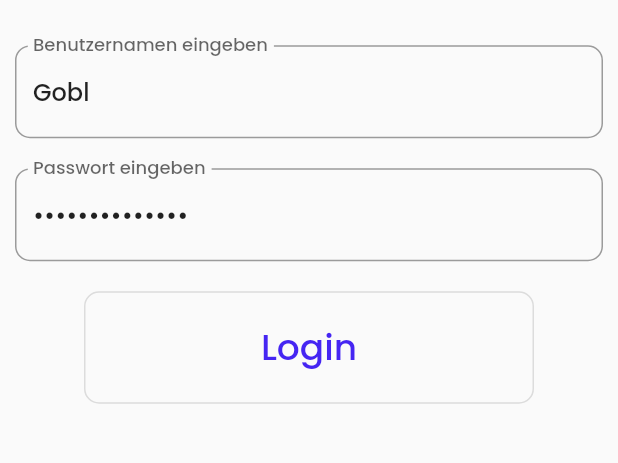
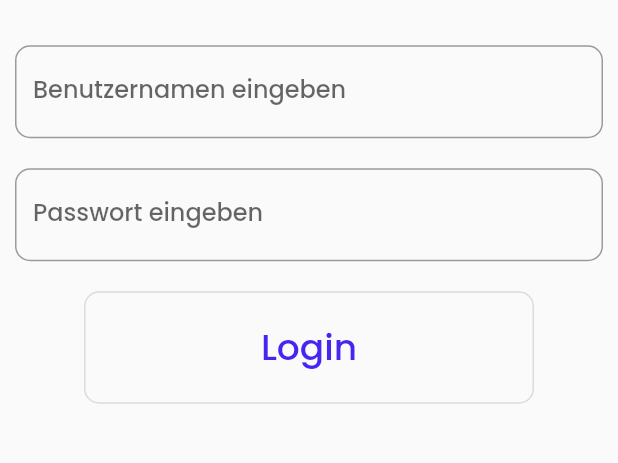
Before and after one commit to Jaster-Master/OpticianApp, a Flutter app: the screen it shows after launch, on a phone screen of 412 x 824 dp, the part 488-951 px from its top. Run offline on Flutter 3.47's test engine with Material 2 defaults, Android fonts, the phone set to English and light mode, and no system bars; our stand-ins replace connectivity_plus, contacts_service, flutter_local_notifications, permission_handler, table_calendar; missing offline and left inert: dart:ffi, flutter_background_service, maps_launcher.

Commit message:
[LOGIN] MOD removed initial values

```diff
--- a/lib/widget/login.dart
+++ b/lib/widget/login.dart
@@ -21,8 +21,8 @@ class LoginViewState extends State<LoginView> {
   final _formKey = GlobalKey<FormState>();
   String? errorText = null;
   String? errorTextUserData = null;
-  String userName = "Gobl";
-  String password = "abcdefggfedcba";
+  String userName = "";
+  String password = "";
   bool isLoginButtonPressed = false;
   BuildContext? loadingDialogContext;
 
@@ -48,7 +48,6 @@ class LoginViewState extends State<LoginView> {
         onChanged: (value) {
           userName = value;
         },
-        initialValue: "Gobl",
         validator: (value) {
           if (value == null || value.isEmpty) {
             return "Bitte geben Sie einen Benutzernamen ein!";
@@ -72,7 +71,6 @@ class LoginViewState extends State<LoginView> {
         onChanged: (value) {
           password = value;
         },
-        initialValue: "abcdefggfedcba",
         validator: (value) {
           if (value == null || value.isEmpty) {
             return "Bitte geben Sie ein Passwort ein!";
```
